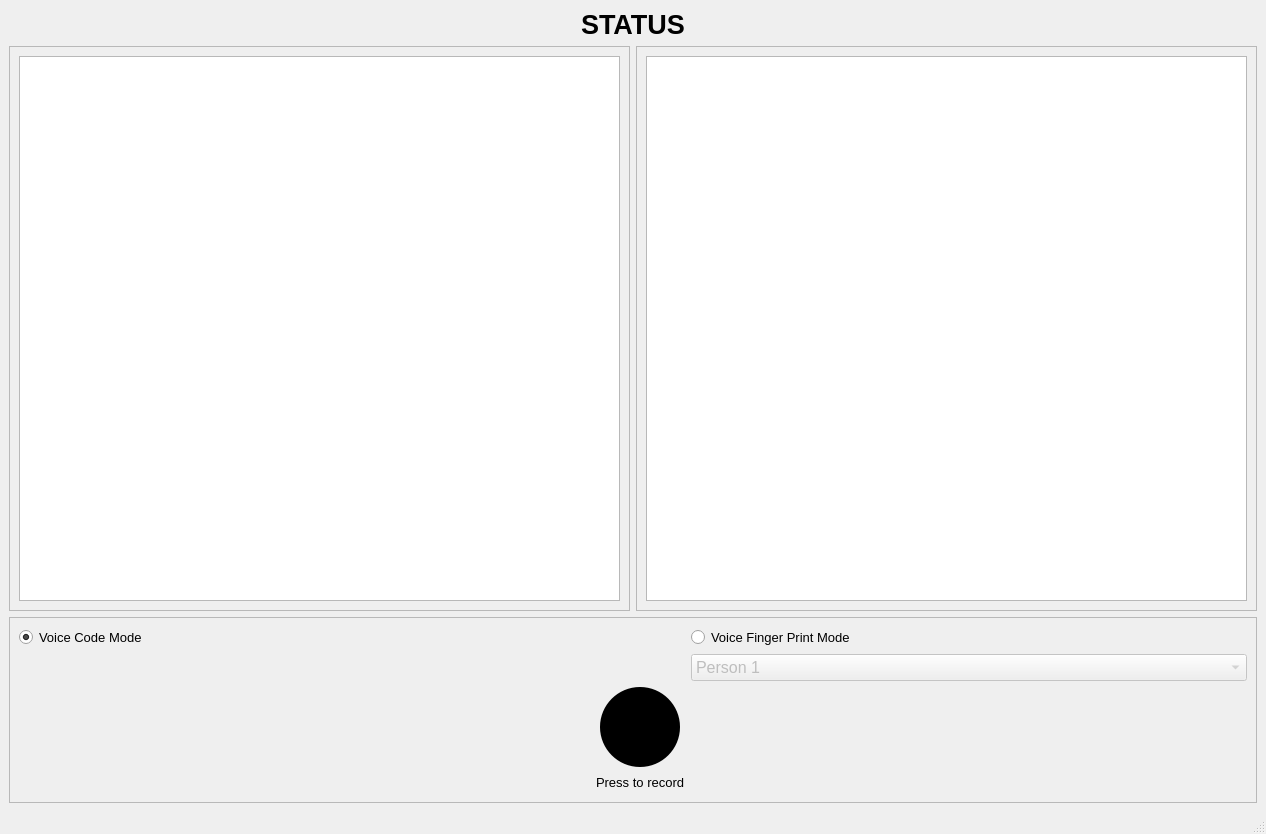
Before: the Qt Designer form design.ui in mohandemadx/Security-Voice-Lock, drawn with Qt 5.
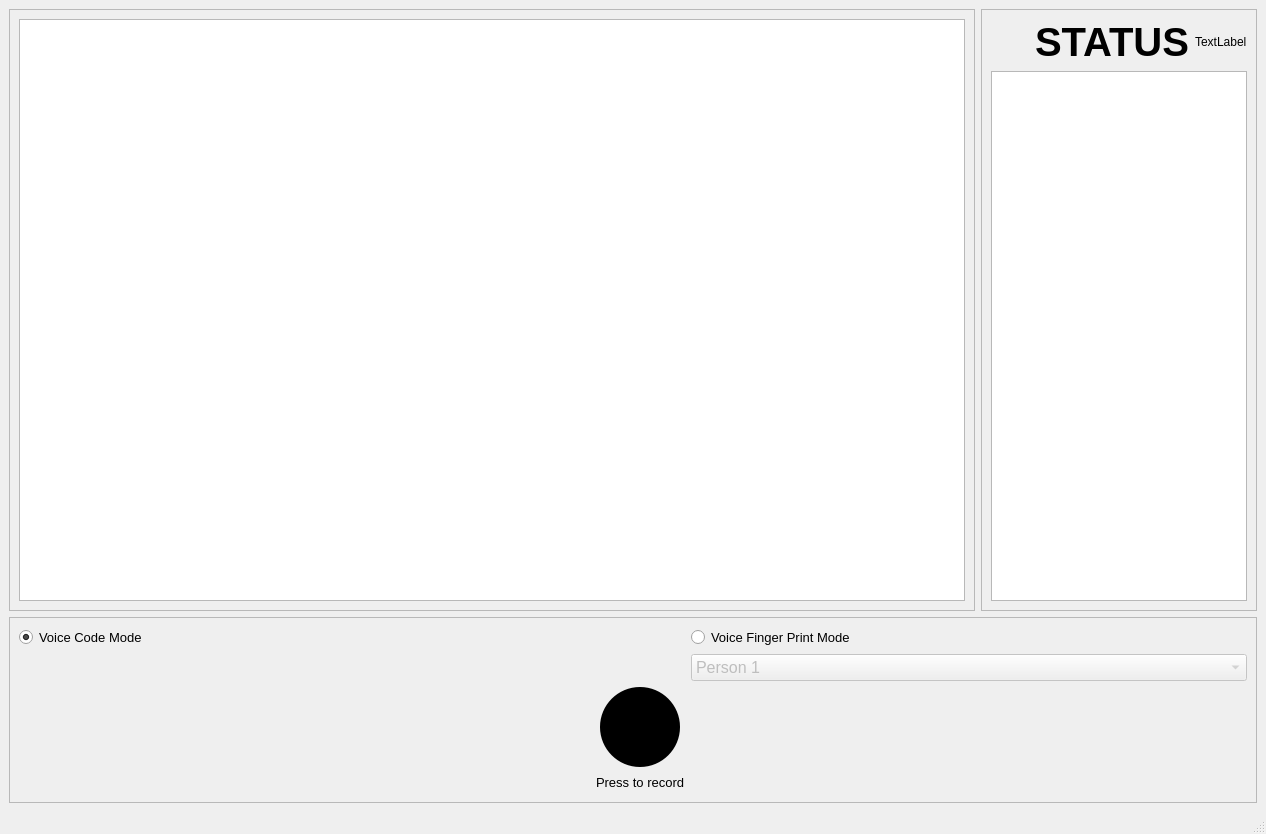
After: the same form once the commit is applied. Icons and pictures are not drawn.

Patch:
```diff
--- a/design.ui
+++ b/design.ui
@@ -15,26 +15,6 @@
   </property>
   <widget class="QWidget" name="centralwidget">
    <layout class="QGridLayout" name="gridLayout">
-    <item row="1" column="0" colspan="2" alignment="Qt::AlignHCenter">
-     <widget class="QLabel" name="resultLabel">
-      <property name="sizePolicy">
-       <sizepolicy hsizetype="Preferred" vsizetype="Fixed">
-        <horstretch>0</horstretch>
-        <verstretch>0</verstretch>
-       </sizepolicy>
-      </property>
-      <property name="font">
-       <font>
-        <pointsize>20</pointsize>
-        <weight>75</weight>
-        <bold>true</bold>
-       </font>
-      </property>
-      <property name="text">
-       <string>STATUS</string>
-      </property>
-     </widget>
-    </item>
     <item row="2" column="0">
      <widget class="QFrame" name="spectoFrame">
       <property name="frameShape">
@@ -262,8 +242,35 @@
       <property name="frameShadow">
        <enum>QFrame::Raised</enum>
       </property>
-      <layout class="QHBoxLayout" name="horizontalLayout">
-       <item>
+      <layout class="QGridLayout" name="gridLayout_3">
+       <item row="0" column="1">
+        <widget class="QLabel" name="resultLabel">
+         <property name="sizePolicy">
+          <sizepolicy hsizetype="Preferred" vsizetype="Fixed">
+           <horstretch>0</horstretch>
+           <verstretch>0</verstretch>
+          </sizepolicy>
+         </property>
+         <property name="font">
+          <font>
+           <pointsize>30</pointsize>
+           <weight>75</weight>
+           <bold>true</bold>
+          </font>
+         </property>
+         <property name="text">
+          <string>STATUS</string>
+         </property>
+        </widget>
+       </item>
+       <item row="0" column="2">
+        <widget class="QLabel" name="accessLabel">
+         <property name="text">
+          <string>TextLabel</string>
+         </property>
+        </widget>
+       </item>
+       <item row="2" column="0" colspan="3">
         <widget class="QGraphicsView" name="graphicsView_2"/>
        </item>
       </layout>
```
